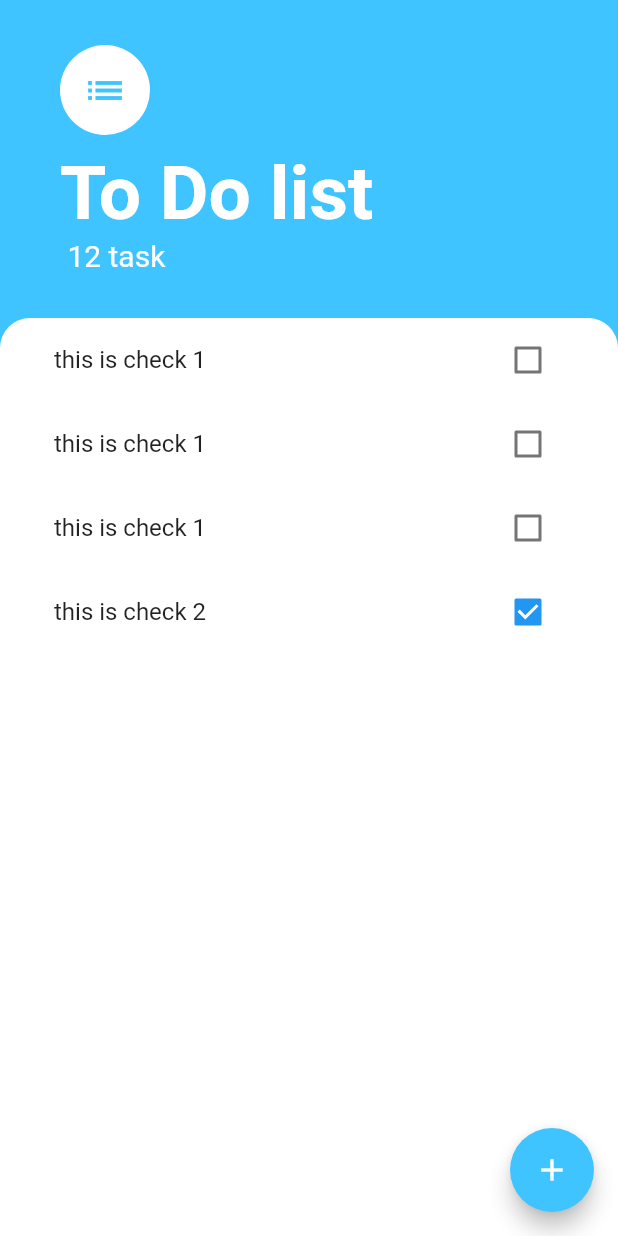
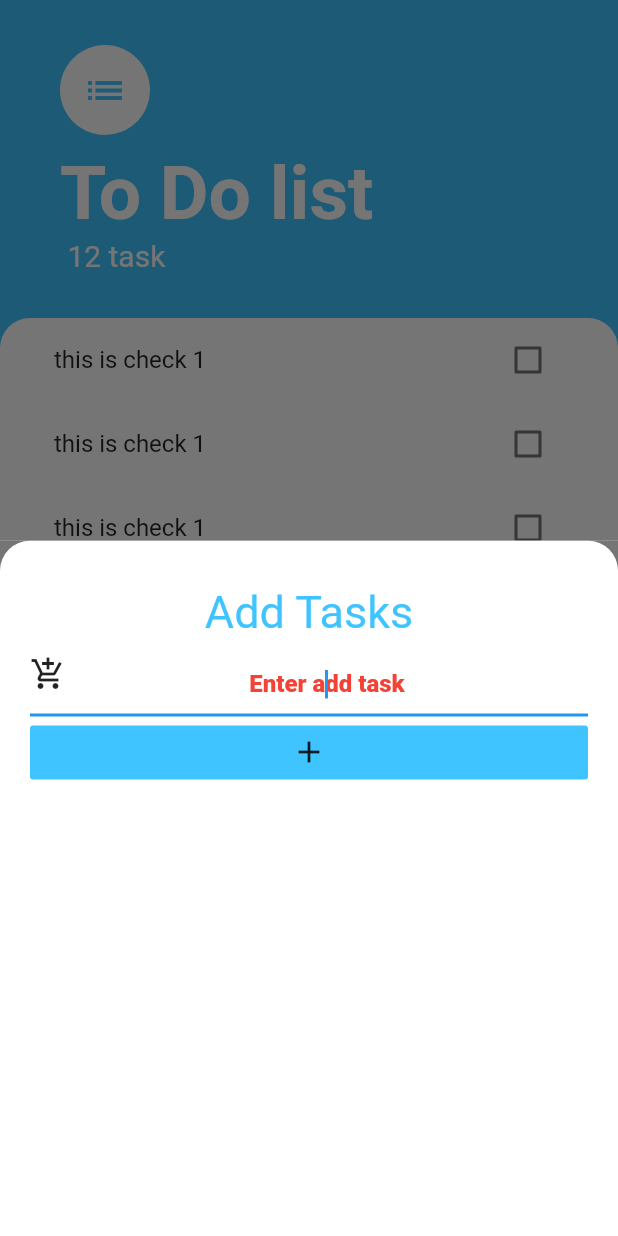
Before and after one commit to hungto228/flutter_to_do_list, a Flutter app: the screen it shows after launch, after a tap on the "add" icon, on a phone screen of 412 x 824 dp. Run offline on Flutter 3.47's test engine with Material 2 defaults, Android fonts, the phone set to English and light mode, and no system bars.

Commit message:
aad bottom sheet Add task

```diff
--- /dev/null
+++ b/lib/screen/add_tasks_screen.dart
@@ -0,0 +1,52 @@
+import 'package:flutter/material.dart';
+
+class AddTasksScreen extends StatelessWidget {
+  @override
+  Widget build(BuildContext context) {
+    return Container(
+      color: Color(0xff757575),
+      child: Container(
+        padding: EdgeInsets.all(20.0),
+        decoration: BoxDecoration(
+          color: Colors.white,
+          borderRadius: BorderRadius.only(
+              topLeft: Radius.circular(20.0), topRight: Radius.circular(20.0)),
+        ),
+        child: Column(
+          crossAxisAlignment: CrossAxisAlignment.stretch,
+          children: [
+            Container(
+              padding: EdgeInsets.only(top: 10),
+              child: Text(
+                "Add Tasks",
+                textAlign: TextAlign.center,
+                style: TextStyle(
+                  fontSize: 30,
+                  color: Colors.lightBlueAccent,
+                ),
+              ),
+            ),
+            TextField(
+              autofocus: true,
+              maxLines: null,
+              textAlign: TextAlign.center,
+              decoration: InputDecoration(
+                hintText: "Enter add task",
+                hintStyle:
+                    TextStyle(color: Colors.red, fontWeight: FontWeight.w900),
+                prefix: Icon(Icons.add_shopping_cart),
+              ),
+            ),
+            FlatButton(
+              onPressed: () {
+                //add task list
+              },
+              child: Icon(Icons.add),
+              color: Colors.lightBlueAccent,
+            ),
+          ],
+        ),
+      ),
+    );
+  }
+}
--- a/lib/screen/tasks_screen.dart
+++ b/lib/screen/tasks_screen.dart
@@ -1,14 +1,28 @@
 import 'package:flutter/cupertino.dart';
 import 'package:flutter/material.dart';
+import 'package:flutter_to_do_list/screen/add_tasks_screen.dart';
 import 'package:flutter_to_do_list/widgets/tasks_list.dart';
 
 class TasksScreen extends StatelessWidget {
+  //way 1 Buttom sheet
+  // Widget buildButtomsheet(BuildContext context) {
+  //   return Container();
+  // }
+  //way 2 buttomSheet
+  // Widget buildButtomSheet(BuildContext context) => Container();
+
   @override
   Widget build(BuildContext context) {
     return Scaffold(
       backgroundColor: Colors.lightBlueAccent,
       floatingActionButton: FloatingActionButton(
-        onPressed: () {},
+        onPressed: () {
+          showModalBottomSheet(
+            context: context,
+            //way 3 buttom sheet
+            builder: (context) => AddTasksScreen(),
+          );
+        },
         backgroundColor: Colors.lightBlueAccent,
         child: Icon(Icons.add),
       ),
```
